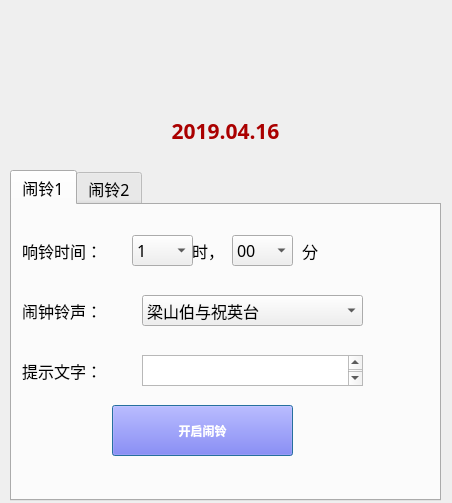
Old version of the form AlarmClock/AlarmClock.ui in the repository WoniuStudio/AlarmClock.
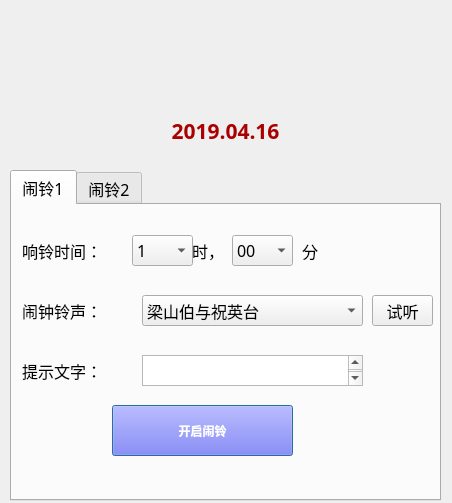
New version of the form. Icons and pictures are not drawn.

Diff of the .ui file:
```diff
--- a/AlarmClock/AlarmClock.ui
+++ b/AlarmClock/AlarmClock.ui
@@ -10,6 +10,12 @@
     <height>503</height>
    </rect>
   </property>
+  <property name="sizePolicy">
+   <sizepolicy hsizetype="Preferred" vsizetype="Expanding">
+    <horstretch>0</horstretch>
+    <verstretch>0</verstretch>
+   </sizepolicy>
+  </property>
   <property name="windowTitle">
    <string>AlarmClock</string>
   </property>
@@ -22,6 +28,12 @@
      <height>331</height>
     </rect>
    </property>
+   <property name="sizePolicy">
+    <sizepolicy hsizetype="Preferred" vsizetype="Expanding">
+     <horstretch>0</horstretch>
+     <verstretch>0</verstretch>
+    </sizepolicy>
+   </property>
    <property name="font">
     <font>
      <family>Agency FB</family>
@@ -448,6 +460,19 @@
       <string>开启闹铃</string>
      </property>
     </widget>
+    <widget class="QToolButton" name="toolButton">
+     <property name="geometry">
+      <rect>
+       <x>360</x>
+       <y>90</y>
+       <width>61</width>
+       <height>31</height>
+      </rect>
+     </property>
+     <property name="text">
+      <string>试听</string>
+     </property>
+    </widget>
    </widget>
    <widget class="QWidget" name="tab2">
     <attribute name="icon">
```
Left out of the diff: 168 changed lines with no effect on the pictures.
